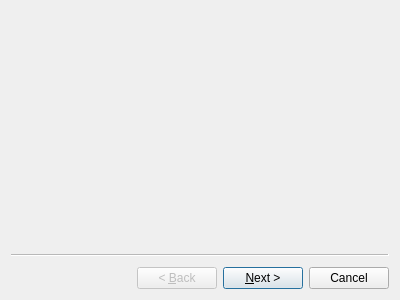
This is src/wizards/renamewizard.ui in alorence/tym as Qt 5 draws it before an edit. The edited form follows.
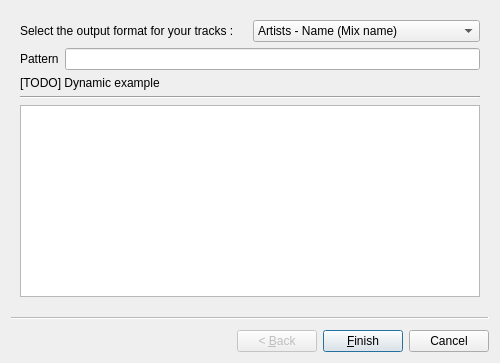
This is the edited form.

Commit message: Configure RenameWizard look & feel

```diff
--- a/src/wizards/renamewizard.ui
+++ b/src/wizards/renamewizard.ui
@@ -1,18 +1,78 @@
 <ui version="4.0">
  <class>RenameWizard</class>
  <widget class="QWizard" name="RenameWizard">
-  <property name="geometry">
-   <rect>
-    <x>0</x>
-    <y>0</y>
-    <width>400</width>
-    <height>300</height>
-   </rect>
-  </property>
   <property name="windowTitle">
    <string>Wizard</string>
   </property>
-  <widget class="QWizardPage" name="wizardPage1"/>
-  <widget class="QWizardPage" name="wizardPage2"/>
+  <widget class="QWizardPage" name="wizardPage1">
+   <layout class="QGridLayout" name="gridLayout">
+    <item row="0" column="0">
+     <layout class="QHBoxLayout" name="horizontalLayout_2">
+      <item>
+       <widget class="QLabel" name="label_3">
+        <property name="text">
+         <string>Select the output format for your tracks :</string>
+        </property>
+       </widget>
+      </item>
+      <item>
+       <widget class="QComboBox" name="patternSelection">
+        <item>
+         <property name="text">
+          <string>Artists - Name (Mix name)</string>
+         </property>
+        </item>
+        <item>
+         <property name="text">
+          <string>Artists - Title</string>
+         </property>
+        </item>
+        <item>
+         <property name="text">
+          <string>Artists (Label) - Title</string>
+         </property>
+        </item>
+        <item>
+         <property name="text">
+          <string>Custom</string>
+         </property>
+        </item>
+       </widget>
+      </item>
+     </layout>
+    </item>
+    <item row="1" column="0">
+     <layout class="QHBoxLayout" name="horizontalLayout">
+      <item>
+       <widget class="QLabel" name="label">
+        <property name="text">
+         <string>Pattern</string>
+        </property>
+       </widget>
+      </item>
+      <item>
+       <widget class="QLineEdit" name="pattern"/>
+      </item>
+     </layout>
+    </item>
+    <item row="2" column="0">
+     <widget class="QLabel" name="label_2">
+      <property name="text">
+       <string>[TODO] Dynamic example</string>
+      </property>
+     </widget>
+    </item>
+    <item row="4" column="0">
+     <widget class="QTableWidget" name="previewTable"/>
+    </item>
+    <item row="3" column="0">
+     <widget class="Line" name="line_2">
+      <property name="orientation">
+       <enum>Qt::Horizontal</enum>
+      </property>
+     </widget>
+    </item>
+   </layout>
+  </widget>
  </widget>
 </ui>
```
Left out of the diff: 3 changed lines with no effect on the pictures.
